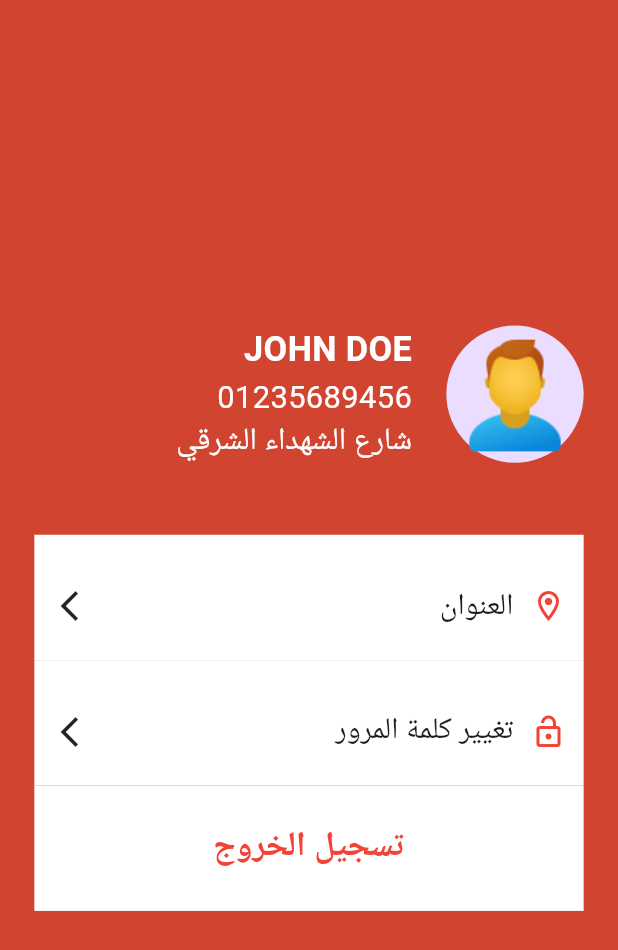
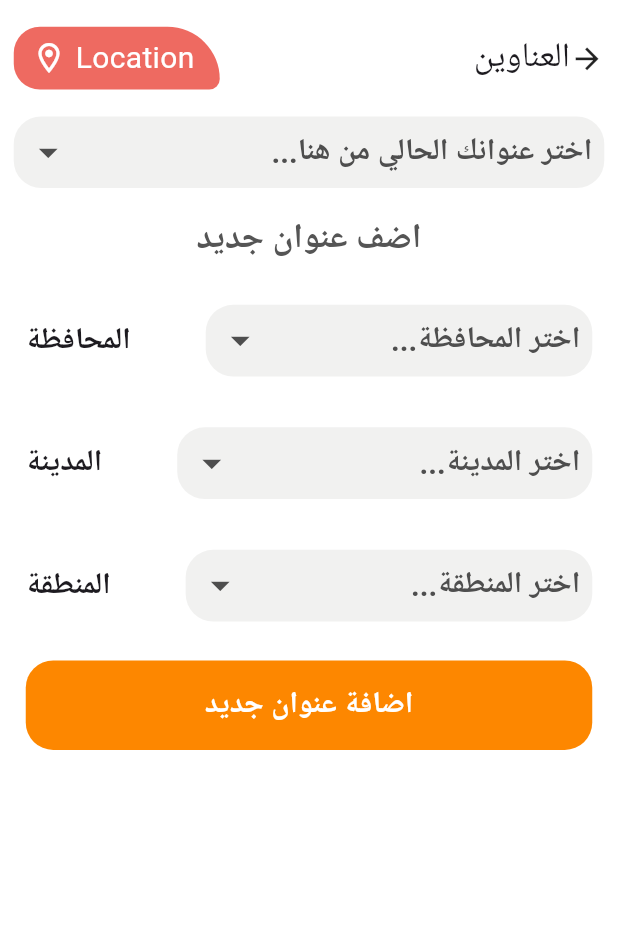
Before and after one commit to saadadel279/al_dahabiya, a Flutter app: the ProfileScreen screen opened directly, after a tap on "العنوان", on a phone screen of 412 x 824 dp. Shown: the top 950 px of the screen. Run offline on Flutter 3.47's test engine with Material 3 defaults, Android fonts, the phone set to English and light mode, and no system bars; our stand-ins replace bloc, cached_network_image, dartz, dio, flutter_bloc, flutter_screenutil and 5 more; missing offline and left inert: drop_down_list; accounts and stored records are empty.

Commit message:
create address screen ui

```diff
--- a/lib/core/app_router.dart
+++ b/lib/core/app_router.dart
@@ -25,6 +25,8 @@ import 'package:dio/dio.dart';
 import 'package:flutter_bloc/flutter_bloc.dart';
 import 'package:go_router/go_router.dart';
 
+import '../feature/address/presentation/view/screen/address_screen.dart';
+
 abstract class AppRouters {
   static const String kFirstRoute = '/first';
   static const String kdefultRoute = '/';
@@ -38,6 +40,7 @@ abstract class AppRouters {
   static const String kCartScreenRoute = '/CartScreen';
   static const String kOrderRequestScreenRoute = '/OrderRequestScreen';
   static const String kSubCategoriesScreenRoute = '/kSubCategoriesScreenRoute';
+  static const String kAddressScreen = '/KAddressScreen';
   static const String kSubCategoProdScreenRoute =
       '/kSubCategoriesProductScreenRoute';
 
@@ -53,6 +56,10 @@ abstract class AppRouters {
       GoRoute(
         path: kFirstRoute,
         builder: (context, state) => const CustomBottomNaveBar(),
+      ),
+      GoRoute(
+        path: kAddressScreen,
+        builder: (context, state) => const AddressScreen(),
       ),
       GoRoute(
         path: kOrderRequestScreenRoute,
--- /dev/null
+++ b/lib/feature/address/presentation/view/screen/address_screen.dart
@@ -0,0 +1,107 @@
+import 'package:drop_down_list/model/selected_list_item.dart';
+import 'package:flutter/material.dart';
+import 'package:flutter_screenutil/flutter_screenutil.dart';
+
+import '../../../../../core/widgets/app_page_title.dart';
+import '../../../../../core/widgets/custom_button.dart';
+import '../widgets/drop_down_function.dart';
+import '../widgets/semulated_drop_down.dart';
+import '../widgets/simulated_titiled_drop_down.dart';
+
+class AddressScreen extends StatelessWidget {
+  const AddressScreen({super.key});
+
+  @override
+  Widget build(BuildContext context) {
+    return Scaffold(
+      body: SingleChildScrollView(
+        child: Padding(
+          padding: EdgeInsets.symmetric(horizontal: 8.0.w),
+          child: SafeArea(
+            child: Column(
+              children: [
+                SizedBox(height: 15.h),
+                PageTitleBar(
+                  isTitlePade: true,
+                  pageTitle: 'العناوين',
+                ),
+                SizedBox(height: 15.h),
+
+                // Button to trigger the dropdown modal
+                InkWell(
+                  onTap: () {
+                    dropDown(title: 'اختر عنوانك الحالي من هنا', data: [
+                      SelectedListItem(name: 'المنوفية'),
+                      SelectedListItem(name: 'القاهرة'),
+                      SelectedListItem(name: 'الاسكندرية'),
+                    ]).showModal(context);
+                  },
+                  child: const SemulatedDropDown(
+                    title: 'اختر عنوانك الحالي من هنا...',
+                  ),
+                ),
+
+                // Placeholder for address items list
+                SizedBox(height: 15.h),
+                Text('اضف عنوان جديد',
+                    style: TextStyle(
+                      fontSize: 20.sp,
+                      fontWeight: FontWeight.bold,
+                      color: const Color.fromARGB(255, 85, 85, 85),
+                    )),
+                SizedBox(height: 15.h),
+                InkWell(
+                  onTap: () {
+                    dropDown(title: 'اختر المحافظة', data: [
+                      SelectedListItem(name: 'المنوفية'),
+                      SelectedListItem(name: 'القاهرة'),
+                      SelectedListItem(name: 'الاسكندرية'),
+                    ]).showModal(context);
+                  },
+                  child: const SimulatedTiteldDropDown(
+                    hint: 'اختر المحافظة...',
+                    title: 'المحافظة',
+                  ),
+                ),
+                SizedBox(height: 15.h),
+                InkWell(
+                  onTap: () {
+                    dropDown(title: 'اختر المدينة', data: [
+                      SelectedListItem(name: 'شبين الكوم'),
+                      SelectedListItem(name: 'تلا'),
+                      SelectedListItem(name: 'قويسنا'),
+                    ]).showModal(context);
+                  },
+                  child: const SimulatedTiteldDropDown(
+                    hint: 'اختر المدينة...',
+                    title: 'المدينة',
+                  ),
+                ),
+                SizedBox(height: 15.h),
+                InkWell(
+                  onTap: () {
+                    dropDown(title: 'اختر المنطقة', data: [
+                      SelectedListItem(name: 'شنوان'),
+                      SelectedListItem(name: 'كفر شنوان'),
+                      SelectedListItem(name: 'بحري'),
+                    ]).showModal(context);
+                  },
+                  child: const SimulatedTiteldDropDown(
+                    hint: 'اختر المنطقة...',
+                    title: 'المنطقة',
+                  ),
+                ),
+                SizedBox(height: 15.h),
+                CustomButton(
+                  title: 'اضافة عنوان جديد',
+                  onTap: () {},
+                  isloading: false,
+                )
+              ],
+            ),
+          ),
+        ),
+      ),
+    );
+  }
+}
--- /dev/null
+++ b/lib/feature/address/presentation/view/widgets/semulated_drop_down.dart
@@ -0,0 +1,45 @@
+import 'package:flutter/material.dart';
+import 'package:flutter_screenutil/flutter_screenutil.dart';
+
+class SemulatedDropDown extends StatelessWidget {
+  const SemulatedDropDown({
+    super.key,
+    this.title,
+  });
+  final String? title;
+  @override
+  Widget build(BuildContext context) {
+    return Container(
+      height: 40.h,
+      // width: double.infinity,
+      decoration: BoxDecoration(
+        borderRadius: BorderRadius.circular(16.r),
+        color: const Color.fromARGB(255, 241, 241, 240),
+      ),
+      child: Padding(
+        padding: const EdgeInsets.all(8.0),
+        child: Row(
+          mainAxisAlignment: MainAxisAlignment.spaceBetween,
+          children: [
+            const Icon(
+              Icons.arrow_drop_down,
+              color: Color.fromARGB(255, 78, 78, 78),
+              size: 30,
+            ),
+            Directionality(
+              textDirection: TextDirection.rtl,
+              child: Text(
+                title!,
+                style: const TextStyle(
+                  color: Color.fromARGB(255, 78, 78, 78),
+                  fontSize: 20,
+                  fontWeight: FontWeight.bold,
+                ),
+              ),
+            ),
+          ],
+        ),
+      ),
+    );
+  }
+}
--- /dev/null
+++ b/lib/feature/address/presentation/view/widgets/simulated_titiled_drop_down.dart
@@ -0,0 +1,38 @@
+import 'package:flutter/widgets.dart';
+
+import 'semulated_drop_down.dart';
+
+class SimulatedTiteldDropDown extends StatelessWidget {
+  const SimulatedTiteldDropDown({
+    super.key,
+    required this.title,
+    required this.hint,
+  });
+  final String title;
+  final String hint;
+
+  @override
+  Widget build(BuildContext context) {
+    return Padding(
+      padding: const EdgeInsets.all(8.0),
+      child: Row(
+        mainAxisAlignment: MainAxisAlignment.spaceBetween,
+        children: [
+          Text(
+            title,
+            style: const TextStyle(
+              fontWeight: FontWeight.bold,
+              fontSize: 20.0,
+            ),
+          ),
+          const SizedBox(width: 50),
+          Expanded(
+            child: SemulatedDropDown(
+              title: hint,
+            ),
+          ),
+        ],
+      ),
+    );
+  }
+}
--- a/lib/feature/profile/presentation/view/profile_screen.dart
+++ b/lib/feature/profile/presentation/view/profile_screen.dart
@@ -1,7 +1,9 @@
 import 'package:al_dahabiya/feature/profile/presentation/widgets/log_out_text.dart';
 import 'package:flutter/material.dart';
 import 'package:flutter_screenutil/flutter_screenutil.dart';
+import 'package:go_router/go_router.dart';
 
+import '../../../../core/app_router.dart';
 import '../widgets/profile_tab.dart';
 
 class ProfileScreen extends StatelessWidget {
@@ -60,7 +62,9 @@ class ProfileScreen extends StatelessWidget {
                     ProfileTab(
                       icon: Icons.location_on_outlined,
                       title: 'العنوان',
-                      onTap: () {},
+                      onTap: () {
+                        GoRouter.of(context).push(AppRouters.kAddressScreen);
+                      },
                     ),
                     ProfileTab(
                       icon: Icons.lock_open_outlined,
--- a/pubspec.yaml
+++ b/pubspec.yaml
@@ -13,6 +13,7 @@ dependencies:
   cupertino_icons: ^1.0.8
   dartz: ^0.10.1
   dio: ^5.7.0
+  drop_down_list: ^0.0.8
   flutter:
     sdk: flutter
   flutter_bloc: ^8.1.6
```
Also changed, not shown: lib/feature/address/presentation/view/widgets/address_item.dart (added, +20 -0 lines), lib/feature/address/presentation/view/widgets/drop_down_function.dart (added, +26 -0 lines).
